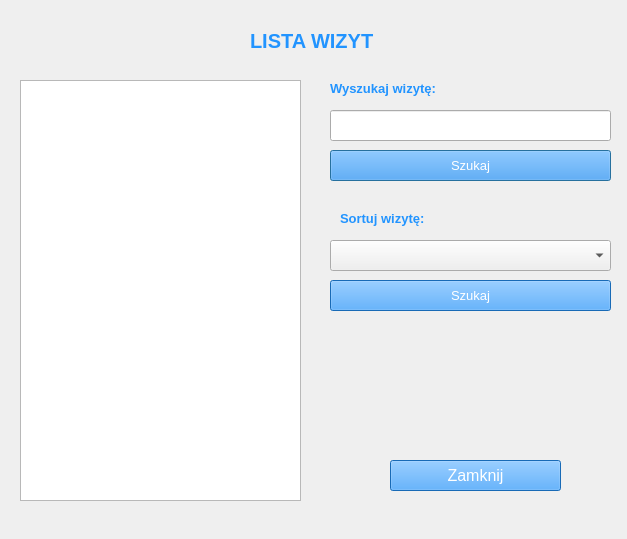
The window that gui/showVisitsGui.ui (dominikagabor/Development_MedApp) describes before a commit, drawn with Qt 5.
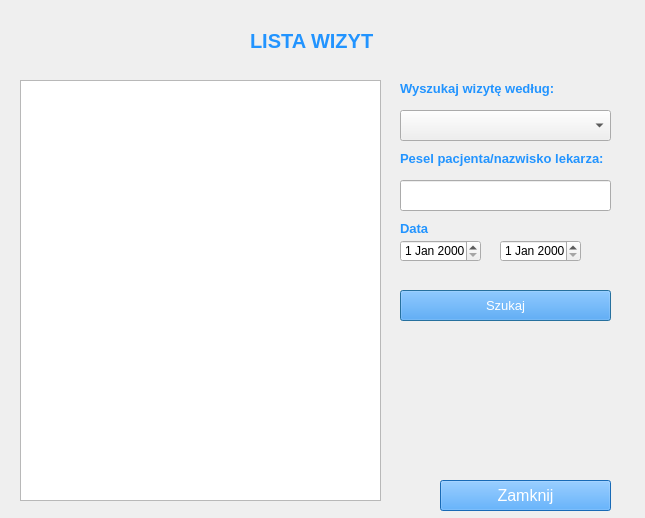
The same window after the commit.

```diff
--- a/gui/showVisitsGui.ui
+++ b/gui/showVisitsGui.ui
@@ -6,8 +6,8 @@
    <rect>
     <x>0</x>
     <y>0</y>
-    <width>627</width>
-    <height>539</height>
+    <width>645</width>
+    <height>518</height>
    </rect>
   </property>
   <property name="windowTitle">
@@ -16,9 +16,9 @@
   <widget class="QLabel" name="findLabel">
    <property name="geometry">
     <rect>
-     <x>330</x>
+     <x>400</x>
      <y>80</y>
-     <width>151</width>
+     <width>171</width>
      <height>16</height>
     </rect>
    </property>
@@ -33,15 +33,15 @@
     <string notr="true">color: rgb(34, 148, 255)</string>
    </property>
    <property name="text">
-    <string>Wyszukaj wizytę:</string>
+    <string>Wyszukaj wizytę według:</string>
    </property>
   </widget>
   <widget class="QLabel" name="sortLabel">
    <property name="geometry">
     <rect>
-     <x>340</x>
-     <y>210</y>
-     <width>151</width>
+     <x>400</x>
+     <y>220</y>
+     <width>41</width>
      <height>16</height>
     </rect>
    </property>
@@ -56,17 +56,7 @@
     <string notr="true">color: rgb(34, 148, 255)</string>
    </property>
    <property name="text">
-    <string>Sortuj wizytę:</string>
-   </property>
-  </widget>
-  <widget class="QLineEdit" name="valueFindEditText">
-   <property name="geometry">
-    <rect>
-     <x>330</x>
-     <y>110</y>
-     <width>281</width>
-     <height>31</height>
-    </rect>
+    <string>Data</string>
    </property>
   </widget>
   <widget class="QLabel" name="listVisitsLabel">
@@ -95,9 +85,9 @@
   <widget class="QPushButton" name="valueFindButton">
    <property name="geometry">
     <rect>
-     <x>330</x>
-     <y>150</y>
-     <width>281</width>
+     <x>400</x>
+     <y>290</y>
+     <width>211</width>
      <height>31</height>
     </rect>
    </property>
@@ -116,8 +106,8 @@
   <widget class="QPushButton" name="closeButton">
    <property name="geometry">
     <rect>
-     <x>390</x>
-     <y>460</y>
+     <x>440</x>
+     <y>480</y>
      <width>171</width>
      <height>31</height>
     </rect>
@@ -142,40 +132,72 @@
     <rect>
      <x>20</x>
      <y>80</y>
-     <width>281</width>
+     <width>361</width>
      <height>421</height>
     </rect>
    </property>
   </widget>
+  <widget class="QLineEdit" name="EditText">
+   <property name="geometry">
+    <rect>
+     <x>400</x>
+     <y>180</y>
+     <width>211</width>
+     <height>31</height>
+    </rect>
+   </property>
+  </widget>
   <widget class="QComboBox" name="comboBox">
    <property name="geometry">
     <rect>
-     <x>330</x>
+     <x>400</x>
+     <y>110</y>
+     <width>211</width>
+     <height>31</height>
+    </rect>
+   </property>
+  </widget>
+  <widget class="QDateEdit" name="dateEdit">
+   <property name="geometry">
+    <rect>
+     <x>400</x>
      <y>240</y>
-     <width>281</width>
-     <height>31</height>
+     <width>81</width>
+     <height>22</height>
     </rect>
    </property>
   </widget>
-  <widget class="QPushButton" name="valueFindComboboxButton">
+  <widget class="QLabel" name="findLabel_2">
    <property name="geometry">
     <rect>
-     <x>330</x>
-     <y>280</y>
-     <width>281</width>
-     <height>31</height>
+     <x>400</x>
+     <y>150</y>
+     <width>251</width>
+     <height>16</height>
     </rect>
    </property>
    <property name="font">
     <font>
      <pointsize>10</pointsize>
+     <weight>75</weight>
+     <bold>true</bold>
     </font>
    </property>
    <property name="styleSheet">
-    <string notr="true">background-color: rgb(34, 148, 255); color: rgb(255, 255, 255)</string>
+    <string notr="true">color: rgb(34, 148, 255)</string>
    </property>
    <property name="text">
-    <string>Szukaj</string>
+    <string>Pesel pacjenta/nazwisko lekarza:</string>
+   </property>
+  </widget>
+  <widget class="QDateEdit" name="dateEdit_2">
+   <property name="geometry">
+    <rect>
+     <x>500</x>
+     <y>240</y>
+     <width>81</width>
+     <height>22</height>
+    </rect>
    </property>
   </widget>
  </widget>
```
